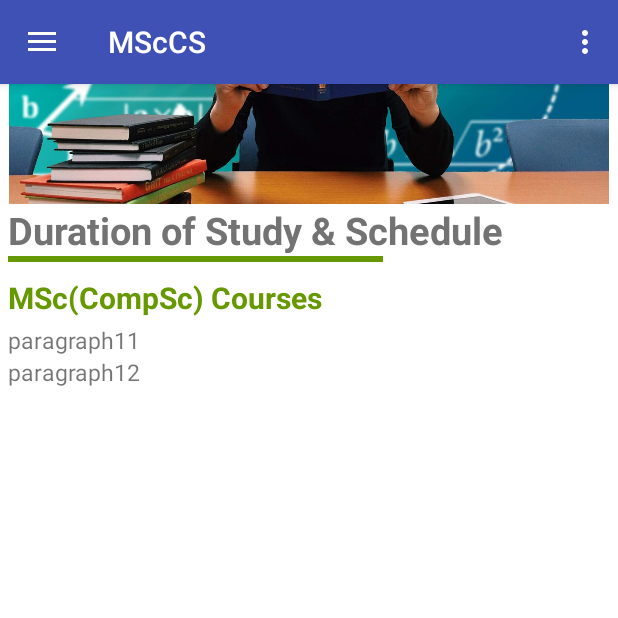
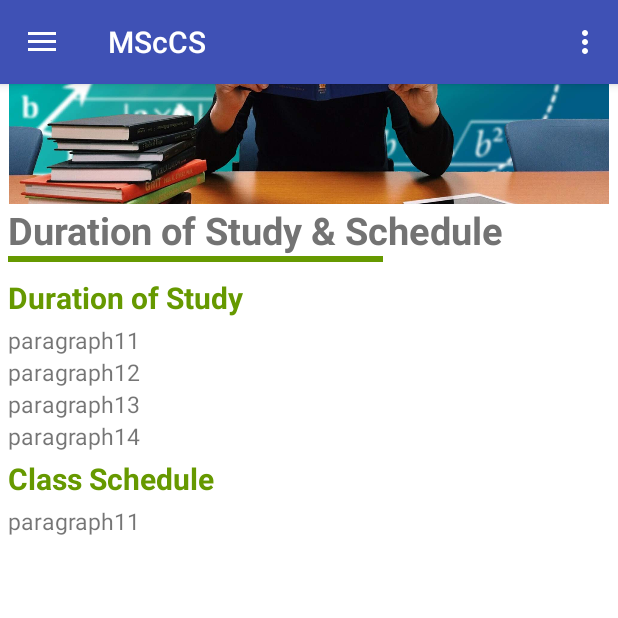
Before and after one commit to EliGwz/MscCs-App, an Android app: the fragment FragmentDuration placed in its activity, on a phone screen of 412 x 824 dp, the top half of it. Run offline under Robolectric (Android 15) with nearby library versions, the phone set to English and light mode, and no system bars; 8 statements that could not run were skipped.

Commit message:
update FragmentCourse

```diff
--- a/Drawertest2/app/src/main/java/hk/hku/cs/drawertest2/FragmentDuration.java
+++ b/Drawertest2/app/src/main/java/hk/hku/cs/drawertest2/FragmentDuration.java
@@ -1,5 +1,6 @@
 package hk.hku.cs.drawertest2;
 
+import android.os.AsyncTask;
 import android.os.Bundle;
 import android.support.annotation.NonNull;
 import android.support.annotation.Nullable;
@@ -9,19 +10,52 @@ import android.view.View;
 import android.view.ViewGroup;
 import android.widget.TextView;
 
+import org.jsoup.Jsoup;
+import org.jsoup.nodes.Document;
+import org.jsoup.nodes.Element;
+
+import java.io.IOException;
+
 public class FragmentDuration extends Fragment {
 
-    private TextView aboutText;
+    private TextView tp11,tp12,tp13,tp14,tp21;
 
     @Nullable
     @Override
     public View onCreateView(@NonNull LayoutInflater inflater, @Nullable ViewGroup container, @Nullable Bundle savedInstanceState) {
-        return inflater.inflate(R.layout.fragment_duration,container,false);
+        View view = inflater.inflate(R.layout.fragment_duration,container,false);
+        String stringUrl = "https://www.msc-cs.hku.hk/Curriculum/Schedule";
+        tp11 = view.findViewById(R.id.duration_p11);
+        tp12 = view.findViewById(R.id.duration_p12);
+        tp13 = view.findViewById(R.id.duration_p13);
+        tp14 = view.findViewById(R.id.duration_p14);
+        tp21 = view.findViewById(R.id.schedule_p21);
+
+        new DownloadWebpageTask().execute(stringUrl);
+        return view;
     }
 
-    @Override
-    public void onCreate(@Nullable Bundle savedInstanceState) {
-        super.onCreate(savedInstanceState);
+    private class DownloadWebpageTask extends AsyncTask<String, Void, Document> {
+        @Override
+        protected Document doInBackground(String... urls) {
+            String url = urls[0];
+            Document doc = null;
+            try{
+                doc = Jsoup.connect(url).get();
+            } catch (IOException e){
+                e.printStackTrace();
+            }
+            return doc;
+        }
+        @Override
+        protected void onPostExecute(Document doc){
+            Element elementDuration = doc.getElementById("duration-of-study");
+            tp11.setText(elementDuration.select("p").get(0).text());
+            tp12.setText(elementDuration.select("p").get(1).text());
+            tp13.setText(elementDuration.select("p").get(2).text());
+            tp14.setText(elementDuration.select("p").get(3).text());
+            tp21.setText(elementDuration.select("p").get(4).text());
+        }
 
     }
 }
--- a/Drawertest2/app/src/main/java/hk/hku/cs/drawertest2/FragmentFee.java
+++ b/Drawertest2/app/src/main/java/hk/hku/cs/drawertest2/FragmentFee.java
@@ -18,7 +18,7 @@ import java.io.IOException;
 
 public class FragmentFee extends Fragment {
 
-    private TextView aboutText, tp11;
+    private TextView tp11;
 
     @Nullable
     @Override
--- a/Drawertest2/app/src/main/res/layout/fragment_course.xml
+++ b/Drawertest2/app/src/main/res/layout/fragment_course.xml
@@ -58,12 +58,6 @@
                 android:layout_height="wrap_content"
                 android:text="paragraph11"
                 android:textSize="@dimen/paragraph_text"/>
-            <TextView
-                android:id="@+id/course_p12"
-                android:layout_width="wrap_content"
-                android:layout_height="wrap_content"
-                android:text="paragraph12"
-                android:textSize="@dimen/paragraph_text"/>
 
         </LinearLayout>
 
--- a/Drawertest2/app/src/main/res/layout/fragment_duration.xml
+++ b/Drawertest2/app/src/main/res/layout/fragment_duration.xml
@@ -44,25 +44,54 @@
 
 
             <TextView
-                android:id="@+id/course"
+                android:id="@+id/duration"
                 android:layout_width="wrap_content"
                 android:layout_height="wrap_content"
                 android:layout_marginBottom="@dimen/h2_margin_bottom"
-                android:text="MSc(CompSc) Courses"
+                android:text="Duration of Study"
                 android:textSize="@dimen/fragment_h2_text"
                 android:textColor="@color/fragment_h2_textColor"
                 android:textStyle="bold"/>
             <TextView
-                android:id="@+id/course_p11"
+                android:id="@+id/duration_p11"
                 android:layout_width="wrap_content"
                 android:layout_height="wrap_content"
                 android:text="paragraph11"
                 android:textSize="@dimen/paragraph_text"/>
             <TextView
-                android:id="@+id/course_p12"
+                android:id="@+id/duration_p12"
                 android:layout_width="wrap_content"
                 android:layout_height="wrap_content"
                 android:text="paragraph12"
+                android:textSize="@dimen/paragraph_text"/>
+            <TextView
+                android:id="@+id/duration_p13"
+                android:layout_width="wrap_content"
+                android:layout_height="wrap_content"
+                android:text="paragraph13"
+                android:textSize="@dimen/paragraph_text"/>
+            <TextView
+                android:id="@+id/duration_p14"
+                android:layout_width="wrap_content"
+                android:layout_height="wrap_content"
+                android:text="paragraph14"
+                android:textSize="@dimen/paragraph_text"/>
+
+            <TextView
+                android:id="@+id/schedule"
+                android:layout_width="wrap_content"
+                android:layout_height="wrap_content"
+                android:layout_marginBottom="@dimen/h2_margin_bottom"
+                android:layout_marginTop="@dimen/h2_margin_bottom"
+                android:text="Class Schedule"
+                android:textSize="@dimen/fragment_h2_text"
+                android:textColor="@color/fragment_h2_textColor"
+                android:textStyle="bold"/>
+            <TextView
+                android:id="@+id/schedule_p21"
+                android:layout_width="wrap_content"
+                android:layout_height="wrap_content"
+                android:text="paragraph11"
                 android:textSize="@dimen/paragraph_text"/>
 
         </LinearLayout>
--- a/Drawertest2/app/src/main/res/layout/teacher_list.xml
+++ b/Drawertest2/app/src/main/res/layout/teacher_list.xml
@@ -17,6 +17,7 @@
         android:layout_width="match_parent"
         android:layout_height="match_parent"
         android:layout_centerVertical="true"
+        android:paddingLeft="5sp"
         android:layout_toRightOf="@+id/teacher_img" >
 
         <TextView
```
Also changed, not shown: Drawertest2/app/src/main/java/hk/hku/cs/drawertest2/FragmentCourse.java (+34 -1 lines), 1 other file.
